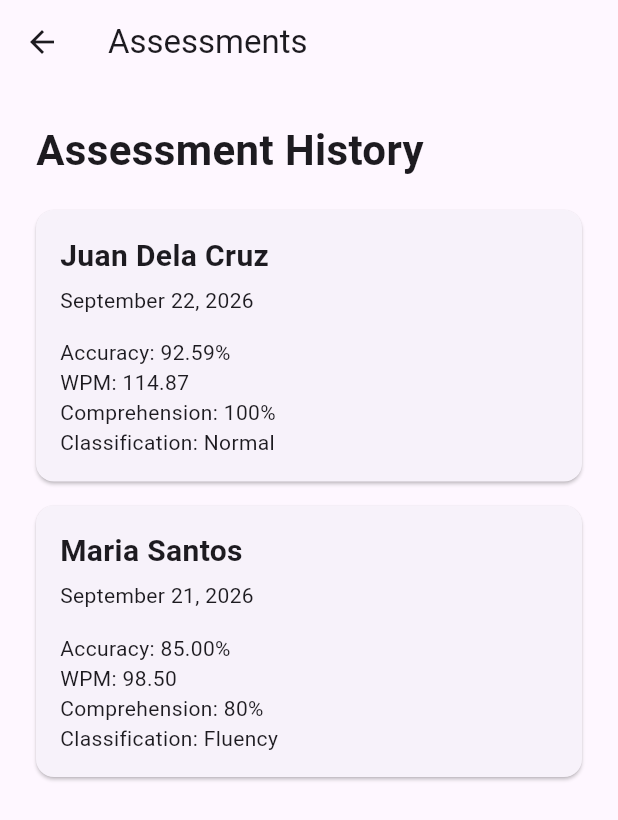
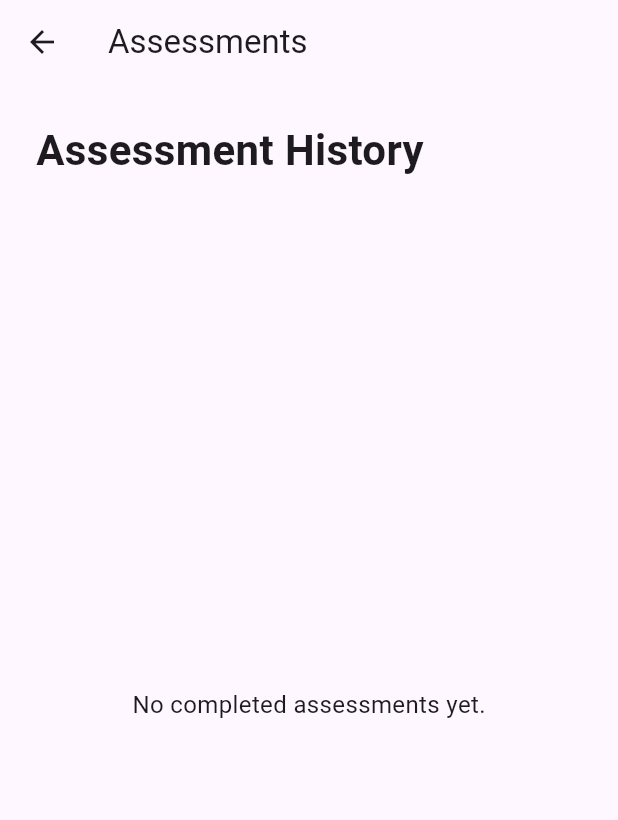
Before and after one commit to gwen041/Read-EE, a Flutter app: the DashboardScreen screen opened directly, after a tap on "View Assessments", on a phone screen of 412 x 824 dp. Shown: the top 820 px of the screen. Run offline on Flutter 3.47's test engine with Material 3 defaults, Android fonts, the phone set to English and light mode, and no system bars; our stand-ins replace audioplayers, cross_file, file_picker; missing offline and left inert: record, universal_html.

Commit message:
Add: assessment history

```diff
--- /dev/null
+++ b/frontend/lib/models/assessment.dart
@@ -0,0 +1,19 @@
+class Assessment {
+  final String studentName;
+  final String materialTitle;
+  final DateTime date;
+  final double accuracy;
+  final double wpm;
+  final double comprehension;
+  final String classification;
+
+  Assessment({
+    required this.studentName,
+    required this.materialTitle,
+    required this.date,
+    required this.accuracy,
+    required this.wpm,
+    required this.comprehension,
+    required this.classification,
+  });
+}
--- a/frontend/lib/screens/assessments_screen.dart
+++ b/frontend/lib/screens/assessments_screen.dart
@@ -1,28 +1,15 @@
 import 'package:flutter/material.dart';
+
+import '../models/assessment.dart';
+import '../services/assessment_store.dart';
 
 class AssessmentsScreen extends StatelessWidget {
   const AssessmentsScreen({super.key});
 
   @override
   Widget build(BuildContext context) {
-    final assessments = [
-      {
-        'student': 'Juan Dela Cruz',
-        'date': 'September 22, 2026',
-        'accuracy': '92.59%',
-        'wpm': '114.87',
-        'comprehension': '100%',
-        'classification': 'Normal',
-      },
-      {
-        'student': 'Maria Santos',
-        'date': 'September 21, 2026',
-        'accuracy': '85.00%',
-        'wpm': '98.50',
-        'comprehension': '80%',
-        'classification': 'Fluency',
-      },
-    ];
+    final List<Assessment> assessments =
+        AssessmentStore.assessments;
 
     return Scaffold(
       appBar: AppBar(
@@ -40,8 +27,19 @@ class AssessmentsScreen extends StatelessWidget {
                 fontWeight: FontWeight.bold,
               ),
             ),
+
             const SizedBox(height: 20),
 
+            if (assessments.isEmpty)
+              const Expanded(
+                child: Center(
+                  child: Text(
+                    'No completed assessments yet.',
+                    style: TextStyle(fontSize: 16),
+                  ),
+                ),
+              )
+            else
               Expanded(
                 child: ListView.builder(
                   itemCount: assessments.length,
@@ -49,34 +47,58 @@ class AssessmentsScreen extends StatelessWidget {
                     final assessment = assessments[index];
 
                     return Card(
-                    margin: const EdgeInsets.only(bottom: 16),
+                      margin:
+                          const EdgeInsets.only(bottom: 16),
                       child: Padding(
-                      padding: const EdgeInsets.all(16.0),
+                        padding:
+                            const EdgeInsets.all(16.0),
                         child: Column(
-                        crossAxisAlignment: CrossAxisAlignment.start,
+                          crossAxisAlignment:
+                              CrossAxisAlignment.start,
                           children: [
                             Text(
-                            assessment['student']!,
+                              assessment.studentName,
                               style: const TextStyle(
                                 fontSize: 20,
-                              fontWeight: FontWeight.bold,
+                                fontWeight:
+                                    FontWeight.bold,
                               ),
                             ),
+
                             const SizedBox(height: 5),
-                          Text(assessment['date']!),
+
+                            Text(
+                              assessment.materialTitle,
+                            ),
+
+                            const SizedBox(height: 5),
+
+                            Text(
+                              _formatDate(
+                                assessment.date,
+                              ),
+                            ),
+
                             const SizedBox(height: 15),
 
                             Text(
-                            'Accuracy: ${assessment['accuracy']}',
+                              'Accuracy: '
+                              '${assessment.accuracy}%',
                             ),
+
                             Text(
-                            'WPM: ${assessment['wpm']}',
+                              'WPM: '
+                              '${assessment.wpm.toStringAsFixed(2)}',
                             ),
+
                             Text(
-                            'Comprehension: ${assessment['comprehension']}',
+                              'Comprehension: '
+                              '${assessment.comprehension}%',
                             ),
+
                             Text(
-                            'Classification: ${assessment['classification']}',
+                              'Classification: '
+                              '${assessment.classification}',
                             ),
                           ],
                         ),
@@ -90,4 +112,8 @@ class AssessmentsScreen extends StatelessWidget {
       ),
     );
   }
+
+  String _formatDate(DateTime date) {
+    return '${date.month}/${date.day}/${date.year}';
   }
+}
--- a/frontend/lib/screens/dashboard_screen.dart
+++ b/frontend/lib/screens/dashboard_screen.dart
@@ -1,6 +1,7 @@
 import 'package:flutter/material.dart';
 
 import '../models/class_section.dart';
+import '../services/assessment_store.dart';
 import 'materials_screen.dart';
 import 'reading_screen.dart';
 import 'assessments_screen.dart';
@@ -12,7 +13,8 @@ class DashboardScreen extends StatefulWidget {
   DashboardScreen({
     super.key,
     List<ClassSection>? classes,
-  }) : classes = classes ?? [
+  }) : classes = classes ??
+        [
           ClassSection(
             gradeLevel: 'Grade 4',
             sectionName: 'Narra',
@@ -27,10 +29,13 @@ class DashboardScreen extends StatefulWidget {
         ];
 
   @override
-  State<DashboardScreen> createState() => _DashboardScreenState();
+  State<DashboardScreen> createState() =>
+      _DashboardScreenState();
 }
 
-class _DashboardScreenState extends State<DashboardScreen> {
+class _DashboardScreenState
+    extends State<DashboardScreen> {
+
   int get totalStudents {
     int total = 0;
 
@@ -39,6 +44,10 @@ class _DashboardScreenState extends State<DashboardScreen> {
     }
 
     return total;
+  }
+
+  int get totalAssessments {
+    return AssessmentStore.assessments.length;
   }
 
   Future<void> openClasses() async {
@@ -51,7 +60,18 @@ class _DashboardScreenState extends State<DashboardScreen> {
       ),
     );
 
-    // Rebuild the dashboard after returning from My Classes.
+    setState(() {});
+  }
+
+  Future<void> openAssessments() async {
+    await Navigator.push(
+      context,
+      MaterialPageRoute(
+        builder: (context) =>
+            const AssessmentsScreen(),
+      ),
+    );
+
     setState(() {});
   }
 
@@ -59,12 +79,18 @@ class _DashboardScreenState extends State<DashboardScreen> {
   Widget build(BuildContext context) {
     return Scaffold(
       appBar: AppBar(
-        title: const Text('READ-EE Dashboard'),
+        title: const Text(
+          'READ-EE Dashboard',
+        ),
       ),
+
       body: Padding(
         padding: const EdgeInsets.all(24.0),
+
         child: Column(
-          crossAxisAlignment: CrossAxisAlignment.start,
+          crossAxisAlignment:
+              CrossAxisAlignment.start,
+
           children: [
             const Text(
               'Teacher Dashboard',
@@ -78,7 +104,9 @@ class _DashboardScreenState extends State<DashboardScreen> {
 
             const Text(
               'Manage students and reading assessments.',
-              style: TextStyle(fontSize: 16),
+              style: TextStyle(
+                fontSize: 16,
+              ),
             ),
 
             const SizedBox(height: 30),
@@ -88,21 +116,27 @@ class _DashboardScreenState extends State<DashboardScreen> {
                 Expanded(
                   child: Card(
                     child: Padding(
-                      padding: const EdgeInsets.all(20.0),
+                      padding:
+                          const EdgeInsets.all(20.0),
+
                       child: Column(
                         children: [
                           const Text(
                             'Students',
-                            style: TextStyle(fontSize: 18),
+                            style: TextStyle(
+                              fontSize: 18,
+                            ),
                           ),
 
                           const SizedBox(height: 10),
 
                           Text(
                             '$totalStudents',
-                            style: const TextStyle(
+                            style:
+                                const TextStyle(
                               fontSize: 30,
-                              fontWeight: FontWeight.bold,
+                              fontWeight:
+                                  FontWeight.bold,
                             ),
                           ),
                         ],
@@ -116,21 +150,27 @@ class _DashboardScreenState extends State<DashboardScreen> {
                 Expanded(
                   child: Card(
                     child: Padding(
-                      padding: const EdgeInsets.all(20.0),
+                      padding:
+                          const EdgeInsets.all(20.0),
+
                       child: Column(
-                        children: const [
-                          Text(
+                        children: [
+                          const Text(
                             'Assessments',
-                            style: TextStyle(fontSize: 18),
+                            style: TextStyle(
+                              fontSize: 18,
+                            ),
                           ),
 
-                          SizedBox(height: 10),
+                          const SizedBox(height: 10),
 
                           Text(
-                            '0',
-                            style: TextStyle(
+                            '$totalAssessments',
+                            style:
+                                const TextStyle(
                               fontSize: 30,
-                              fontWeight: FontWeight.bold,
+                              fontWeight:
+                                  FontWeight.bold,
                             ),
                           ),
                         ],
@@ -155,7 +195,9 @@ class _DashboardScreenState extends State<DashboardScreen> {
 
             ElevatedButton(
               onPressed: openClasses,
-              child: const Text('MY CLASSES'),
+              child: const Text(
+                'MY CLASSES',
+              ),
             ),
 
             const SizedBox(height: 10),
@@ -165,11 +207,14 @@ class _DashboardScreenState extends State<DashboardScreen> {
                 Navigator.push(
                   context,
                   MaterialPageRoute(
-                    builder: (context) => const MaterialsScreen(),
+                    builder: (context) =>
+                        const MaterialsScreen(),
                   ),
                 );
               },
-              child: const Text('Reading Materials'),
+              child: const Text(
+                'Reading Materials',
+              ),
             ),
 
             const SizedBox(height: 10),
@@ -179,27 +224,25 @@ class _DashboardScreenState extends State<DashboardScreen> {
                 Navigator.push(
                   context,
                   MaterialPageRoute(
-                    builder: (context) => ReadingScreen(
+                    builder: (context) =>
+                        ReadingScreen(
                       classes: widget.classes,
                     ),
                   ),
                 );
               },
-              child: const Text('START ASSESSMENT'),
+              child: const Text(
+                'START ASSESSMENT',
+              ),
             ),
 
             const SizedBox(height: 10),
 
             ElevatedButton(
-              onPressed: () {
-                Navigator.push(
-                  context,
-                  MaterialPageRoute(
-                    builder: (context) => const AssessmentsScreen(),
-                  ),
-                );
-              },
-              child: const Text('View Assessments'),
+              onPressed: openAssessments,
+              child: const Text(
+                'View Assessments',
+              ),
             ),
           ],
         ),
--- /dev/null
+++ b/frontend/lib/services/assessment_store.dart
@@ -0,0 +1,9 @@
+import '../models/assessment.dart';
+
+class AssessmentStore {
+  static final List<Assessment> assessments = [];
+
+  static void addAssessment(Assessment assessment) {
+    assessments.insert(0, assessment);
+  }
+}
```
Also changed, not shown: frontend/lib/screens/results_screen.dart (+42 -0 lines). Lines whose indentation alone changed are shown as unchanged.
